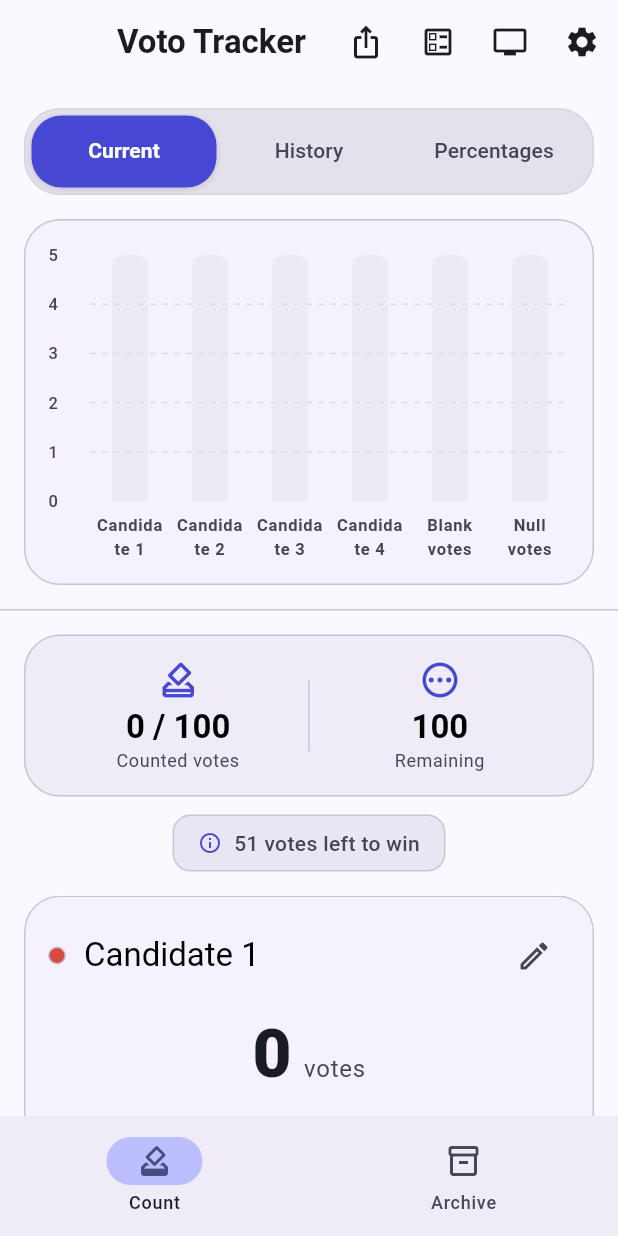
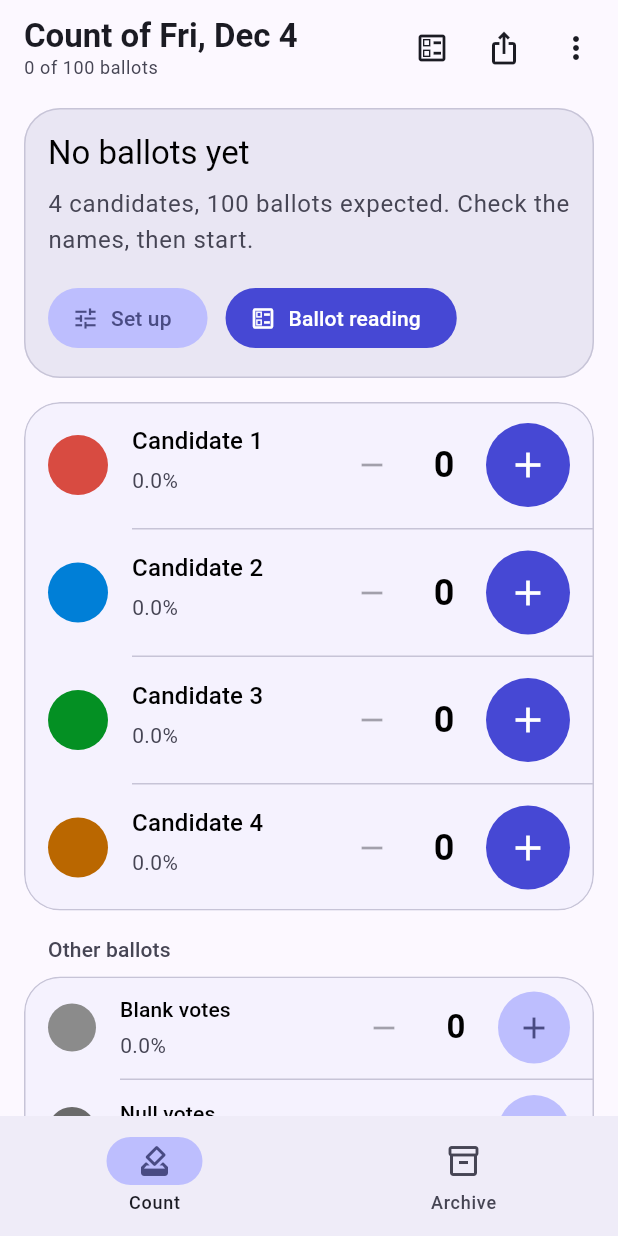
Before and after one commit to vantaggi/voto_tracker, a Flutter app: the screen it shows after launch, on a phone screen of 412 x 824 dp. Run offline on Flutter 3.47's test engine with Material 3 defaults, Android fonts, the phone set to English and light mode, and no system bars; drawn by our look-alikes of dynamic_color, fl_chart; our stand-ins replace cupertino_ui, file_picker, material_ui, pdf, printing, screenshot and 3 more; statements that could not run were skipped.

Commit message:
feat(home): nuova Home con titolo dello scrutinio e menu ⋮ (R6)
- Barra in alto: titolo dello scrutinio e "15 di 100 schede"; restano
  Lettura schede e Condividi, il resto nel menu ⋮ (proiettore,
  impostazioni, Azzera scrutinio con conferma).
- Sotto 840 dp: una colonna (max 640 dp) con riepilogo, righe, altre schede
  e grafici chiusi; da 840 dp: lista a sinistra, riepilogo e grafici aperti
  a destra. Pillola Annulla sopra la lista.
- Test aggiornati al menu ⋮ (home_test_utils.dart), nuovo
  home_redesign_test.dart, golden rigenerati e guardati.

flutter analyze: No issues found. flutter test: 131 test, tutti verdi.

Co-Authored-By: Claude Opus 5.5 <noreply@anthropic.com>
Claude-Session: https://claude.ai/code/session_01HWQCNvMJ4x2iwKFiDPdUZE

```diff
--- a/lib/screens/home_page.dart
+++ b/lib/screens/home_page.dart
@@ -1,98 +1,247 @@
 import 'package:material_ui/material_ui.dart';
+import 'package:provider/provider.dart';
+import 'package:voto_tracker/l10n/l10n_ext.dart';
+import 'package:voto_tracker/providers/scrutiny_provider.dart';
+import 'package:voto_tracker/screens/home_actions.dart';
 import 'package:voto_tracker/utils/app_constants.dart';
-import 'package:voto_tracker/l10n/l10n_ext.dart';
-import 'package:voto_tracker/widgets/charts_section.dart';
-import 'package:voto_tracker/widgets/candidates_section.dart';
+import 'package:voto_tracker/widgets/candidate_row.dart';
+import 'package:voto_tracker/widgets/charts_card.dart';
 import 'package:voto_tracker/widgets/export_sheet.dart';
 import 'package:voto_tracker/widgets/keep_screen_on.dart';
-import 'package:voto_tracker/screens/settings_dialog.dart';
-import 'package:voto_tracker/screens/ballot_reading_screen.dart';
-import 'package:voto_tracker/screens/projector_mode_screen.dart';
+import 'package:voto_tracker/widgets/undo_pill.dart';
+import 'package:voto_tracker/widgets/vote_summary_card.dart';
 
+/// Larghezza da cui la Home mette lista e riepilogo affiancati (classe
+/// "expanded" di Material 3).
+const double _twoPaneBreakpoint = 840;
+
+/// Larghezza massima della colonna unica (telefono in orizzontale, tablet
+/// piccolo): oltre, le righe sarebbero troppo larghe da leggere.
+const double _singlePaneMaxWidth = 640;
+
+/// Home dello scrutinio (ridisegno R6): titolo dello scrutinio in alto,
+/// riepilogo, righe dei candidati, altre schede, grafici e pillola Annulla.
 class HomePage extends StatelessWidget {
   const HomePage({super.key});
 
   @override
   Widget build(BuildContext context) {
-    final l10n = context.l10n;
     // Schermo acceso finché la Home è nell'albero (non a ogni rebuild).
     return KeepScreenOn(
       child: Scaffold(
-        appBar: AppBar(
-          title: Text(l10n.appTitle),
-          actions: [
-            IconButton(
-              icon: const Icon(Icons.ios_share),
-              tooltip: l10n.exportShareTooltip,
-              onPressed: () => showExportSheet(context),
-            ),
-            IconButton(
-              icon: const Icon(Icons.ballot_outlined),
-              tooltip: l10n.ballotReadingTitle,
-              onPressed: () => Navigator.push(
-                context,
-                MaterialPageRoute(
-                  builder: (context) => const BallotReadingScreen(),
-                ),
-              ),
-            ),
-            IconButton(
-              icon: const Icon(Icons.tv),
-              tooltip: l10n.projectorMode,
-              onPressed: () => Navigator.push(
-                context,
-                MaterialPageRoute(
-                  builder: (context) => const ProjectorModeScreen(),
-                ),
-              ),
-            ),
-            IconButton(
-              icon: const Icon(Icons.settings),
-              tooltip: l10n.settingsTooltip,
-              onPressed: () => showDialog(
-                context: context,
-                builder: (context) => const SettingsDialog(),
-              ),
-            ),
-          ],
-        ),
-        // Edge-to-edge: l'AppBar gestisce l'inset in alto, la barra dei
-        // controlli quello in basso; qui restano i lati (notch in orizzontale).
+        appBar: const _HomeAppBar(),
+        // Edge-to-edge: l'AppBar gestisce l'inset in alto; qui restano i
+        // lati (notch in orizzontale). In basso pensa la barra di navigazione.
         body: SafeArea(
           top: false,
           bottom: false,
           child: LayoutBuilder(
-            builder: (context, constraints) {
-              // Only switch to side-by-side if we have enough width AND height
-              if (constraints.maxWidth > 800 && constraints.maxHeight > 500) {
-                // Desktop / Tablet Landscape
-                return const Row(
-                  crossAxisAlignment: CrossAxisAlignment.start,
-                  children: [
-                    Expanded(flex: 3, child: ChartsSection()),
-                    VerticalDivider(width: 1),
-                    Expanded(flex: 2, child: CandidatesSection()),
-                  ],
-                );
-              } else {
-                // Mobile
-                return const SingleChildScrollView(
-                  child: Column(
-                    children: [
-                      SizedBox(
-                        height: AppDimensions.chartsSectionHeight,
-                        child: ChartsSection(),
-                      ),
-                      Divider(height: 1),
-                      CandidatesSection(isScrollable: false),
-                    ],
-                  ),
-                );
-              }
-            },
+            builder: (context, constraints) =>
+                constraints.maxWidth >= _twoPaneBreakpoint
+                ? const _TwoPane()
+                : const _SinglePane(),
           ),
         ),
       ),
     );
   }
 }
+
+class _SinglePane extends StatelessWidget {
+  const _SinglePane();
+
+  @override
+  Widget build(BuildContext context) {
+    return Center(
+      child: ConstrainedBox(
+        constraints: const BoxConstraints(maxWidth: _singlePaneMaxWidth),
+        child: const _WithPill(
+          child: _CountingList(
+            header: [
+              VoteSummaryCard(),
+              SizedBox(height: AppSpacing.l),
+            ],
+            footer: [
+              SizedBox(height: AppSpacing.l),
+              ChartsCard(),
+            ],
+          ),
+        ),
+      ),
+    );
+  }
+}
+
+class _TwoPane extends StatelessWidget {
+  const _TwoPane();
+
+  @override
+  Widget build(BuildContext context) {
+    return Row(
+      crossAxisAlignment: CrossAxisAlignment.start,
+      children: [
+        const Expanded(flex: 5, child: _WithPill(child: _CountingList())),
+        Expanded(
+          flex: 4,
+          child: ListView(
+            padding: const EdgeInsets.fromLTRB(
+              0,
+              AppSpacing.s,
+              AppSpacing.l,
+              AppSpacing.l,
+            ),
+            children: const [
+              VoteSummaryCard(),
+              SizedBox(height: AppSpacing.l),
+              ChartsCard(initiallyExpanded: true),
+            ],
+          ),
+        ),
+      ],
+    );
+  }
+}
+
+/// Lista che scorre con le righe dei candidati e le altre schede, più quello
+/// che il layout mette sopra e sotto.
+class _CountingList extends StatelessWidget {
+  const _CountingList({this.header = const [], this.footer = const []});
+
+  final List<Widget> header;
+  final List<Widget> footer;
+
+  @override
+  Widget build(BuildContext context) {
+    return ListView(
+      padding: const EdgeInsets.fromLTRB(
+        AppSpacing.l,
+        AppSpacing.s,
+        AppSpacing.l,
+        UndoPill.clearance,
+      ),
+      children: [
+        ...header,
+        const CandidateGroup(),
+        const OtherBallotsGroup(),
+        ...footer,
+      ],
+    );
+  }
+}
+
+class _WithPill extends StatelessWidget {
+  const _WithPill({required this.child});
+
+  final Widget child;
+
+  @override
+  Widget build(BuildContext context) {
+    return Stack(
+      children: [
+        Positioned.fill(child: child),
+        const Positioned(
+          left: AppSpacing.l,
+          right: AppSpacing.l,
+          bottom: AppSpacing.l,
+          child: Center(child: UndoPill()),
+        ),
+      ],
+    );
+  }
+}
+
+enum _MenuAction { projector, settings, reset }
+
+class _HomeAppBar extends StatelessWidget implements PreferredSizeWidget {
+  const _HomeAppBar();
+
+  @override
+  Size get preferredSize => const Size.fromHeight(kToolbarHeight + 8);
+
+  @override
+  Widget build(BuildContext context) {
+    final l10n = context.l10n;
+    final provider = context.watch<ScrutinyProvider>();
+    final scrutiny = provider.currentScrutiny;
+    final tt = Theme.of(context).textTheme;
+    final cs = Theme.of(context).colorScheme;
+    return AppBar(
+      centerTitle: false,
+      toolbarHeight: kToolbarHeight + 8,
+      title: Column(
+        crossAxisAlignment: CrossAxisAlignment.start,
+        mainAxisSize: MainAxisSize.min,
+        children: [
+          Text(
+            scrutiny == null
+                ? l10n.appTitle
+                : scrutinyDisplayTitle(context, scrutiny),
+            maxLines: 1,
+            overflow: TextOverflow.ellipsis,
+          ),
+          Text(
+            l10n.homeSubtitle(
+              provider.totalVotesAssigned,
+              provider.settings.totalVoters,
+            ),
+            style: tt.bodySmall?.copyWith(color: cs.onSurfaceVariant),
+          ),
+        ],
+      ),
+      actions: [
+        IconButton(
+          icon: const Icon(Icons.ballot_outlined),
+          tooltip: l10n.ballotReadingTitle,
+          onPressed: () => HomeActions.openBallotReading(context),
+        ),
+        IconButton(
+          icon: const Icon(Icons.ios_share),
+          tooltip: l10n.exportShareTooltip,
+          onPressed: () => showExportSheet(context),
+        ),
+        PopupMenuButton<_MenuAction>(
+          tooltip: l10n.moreActions,
+          onSelected: (action) {
+            switch (action) {
+              case _MenuAction.projector:
+                HomeActions.openProjector(context);
+              case _MenuAction.settings:
+                HomeActions.openSettings(context);
+              case _MenuAction.reset:
+                HomeActions.confirmReset(context);
+            }
+          },
+          itemBuilder: (context) => [
+            PopupMenuItem(
+              value: _MenuAction.projector,
+              child: ListTile(
+                leading: const Icon(Icons.tv),
+                title: Text(l10n.projectorMode),
+              ),
+            ),
+            PopupMenuItem(
+              value: _MenuAction.settings,
+              child: ListTile(
+                leading: const Icon(Icons.settings_outlined),
+                title: Text(l10n.settingsTooltip),
+              ),
+            ),
+            const PopupMenuDivider(),
+            PopupMenuItem(
+              value: _MenuAction.reset,
+              enabled: provider.canUndo || provider.totalVotesAssigned > 0,
+              child: ListTile(
+                leading: Icon(Icons.restart_alt, color: cs.error),
+                title: Text(
+                  l10n.resetScrutiny,
+                  style: TextStyle(color: cs.error),
+                ),
+              ),
+            ),
+          ],
+        ),
+        const SizedBox(width: AppSpacing.xs),
+      ],
+    );
+  }
+}
```
Also changed, not shown: 10 other files.
